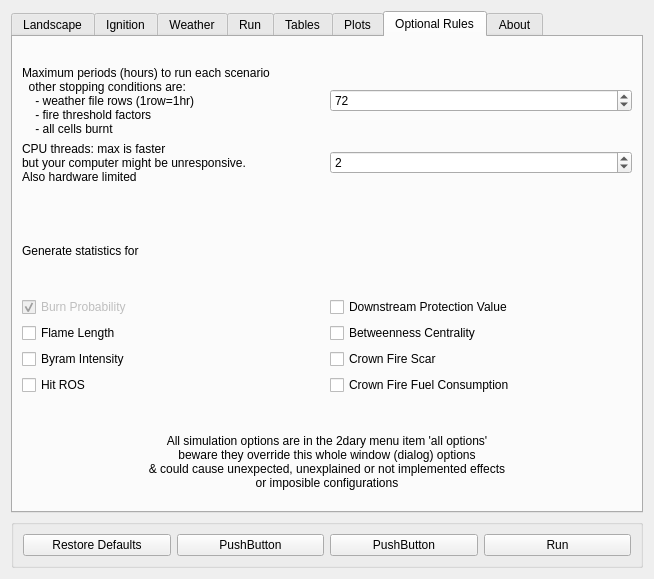
This is fire2am_dialog_base.ui in fdobad/fire2am-kitral as Qt 5 draws it before an edit. The edited form follows.
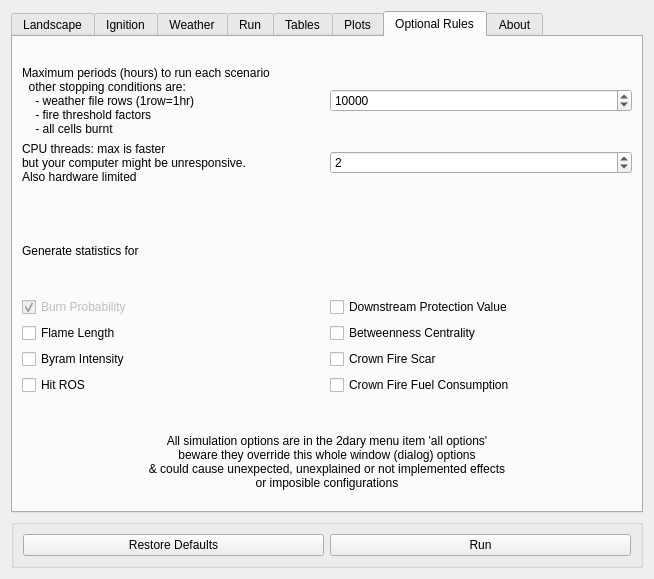
This is the edited form. The open tabs and pages were chosen to show the change. Custom widgets are drawn as their Qt base class.

Commit message: log -> nlog not using logging only ui

The edit to the form file:
```diff
--- a/fire2am_dialog_base.ui
+++ b/fire2am_dialog_base.ui
@@ -744,7 +744,7 @@
           <number>999999999</number>
          </property>
          <property name="value">
-          <number>72</number>
+          <number>10000</number>
          </property>
         </widget>
        </item>
@@ -919,27 +919,13 @@
         </property>
        </widget>
       </item>
-      <item row="0" column="3">
+      <item row="0" column="1">
        <widget class="QPushButton" name="pushButton_run">
         <property name="text">
          <string>Run</string>
         </property>
        </widget>
       </item>
-      <item row="0" column="1">
-       <widget class="QPushButton" name="pushButton">
-        <property name="text">
-         <string>PushButton</string>
-        </property>
-       </widget>
-      </item>
-      <item row="0" column="2">
-       <widget class="QPushButton" name="pushButtonB">
-        <property name="text">
-         <string>PushButton</string>
-        </property>
-       </widget>
-      </item>
      </layout>
     </widget>
    </item>
```
Left out of the diff: 2 changed lines with no effect on the pictures. The commit also changes 7 other files.
